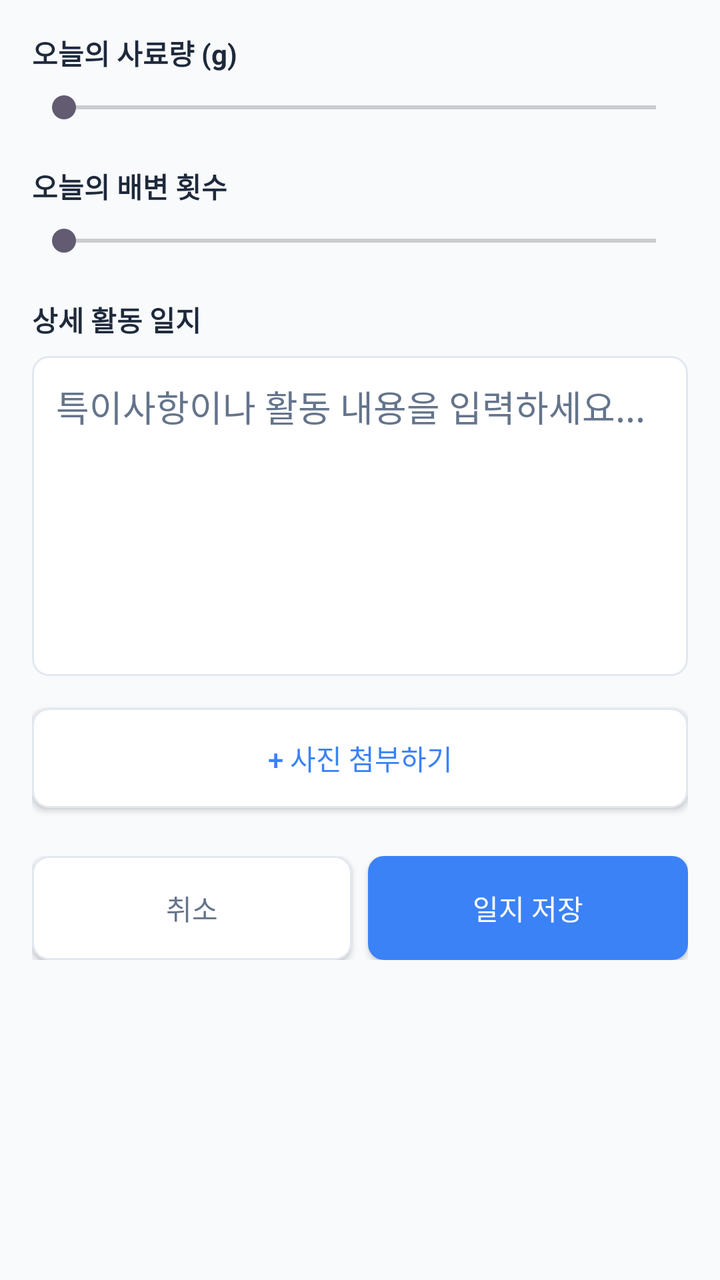
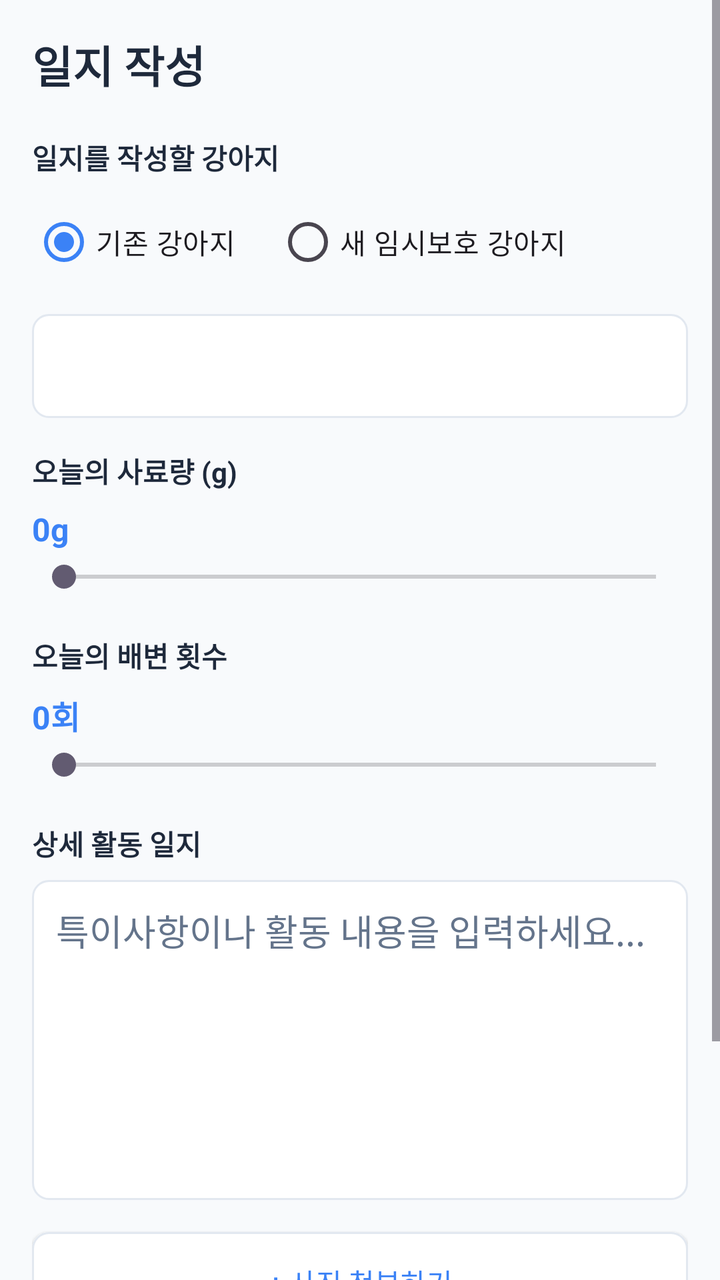

Screens rendered from an Android XML layout before and after an edit, with the pre-edit source and the edit as a unified diff.
<!-- AndroidManifest.xml: application theme Theme.Test02_3 -->
<!-- res/layout/activity_write.xml -->
<?xml version="1.0" encoding="utf-8"?>
<ScrollView xmlns:android="http://schemas.android.com/apk/res/android"
    android:layout_width="match_parent"
    android:layout_height="match_parent"
    android:fillViewport="true">

    <LinearLayout
        android:layout_width="match_parent"
        android:layout_height="wrap_content"
        android:orientation="vertical"
        android:padding="16dp">

        <TextView
            android:layout_width="wrap_content"
            android:layout_height="wrap_content"
            android:text="오늘의 사료량 (g)"
            android:textStyle="bold"
            android:textColor="@color/text_primary"
            android:layout_marginBottom="8dp" />

        <SeekBar
            android:id="@+id/seekFood"
            android:layout_width="match_parent"
            android:layout_height="wrap_content"
            android:max="500"
            android:layout_marginBottom="20dp" />

        <TextView
            android:layout_width="wrap_content"
            android:layout_height="wrap_content"
            android:text="오늘의 배변 횟수"
            android:textStyle="bold"
            android:textColor="@color/text_primary"
            android:layout_marginBottom="8dp" />

        <SeekBar
            android:id="@+id/seekPoop"
            android:layout_width="match_parent"
            android:layout_height="wrap_content"
            android:max="10"
            android:layout_marginBottom="20dp" />

        <TextView
            android:layout_width="wrap_content"
            android:layout_height="wrap_content"
            android:text="상세 활동 일지"
            android:textStyle="bold"
            android:textColor="@color/text_primary"
            android:layout_marginBottom="8dp" />

        <EditText
            android:id="@+id/editDiaryContent"
            android:layout_width="match_parent"
            android:layout_height="160dp"
            android:hint="특이사항이나 활동 내용을 입력하세요..."
            android:gravity="top|start"
            android:padding="12dp"
            android:textColor="@color/text_primary"
            android:textColorHint="@color/text_secondary"
            android:background="@drawable/bg_edit_text_rounded"
            android:layout_marginBottom="16dp" />

        <android.widget.Button
            android:id="@+id/btnAddPhoto"
            android:layout_width="match_parent"
            android:layout_height="50dp"
            android:text="+ 사진 첨부하기"
            android:textColor="@color/main_blue"
            android:background="@drawable/bg_edit_text_rounded"
            android:layout_marginBottom="24dp" />

        <LinearLayout
            android:layout_width="match_parent"
            android:layout_height="wrap_content"
            android:orientation="horizontal">

            <android.widget.Button
                android:id="@+id/btnCancel"
                android:layout_width="0dp"
                android:layout_height="52dp"
                android:layout_weight="1"
                android:text="취소"
                android:textColor="@color/text_secondary"
                android:background="@drawable/bg_edit_text_rounded"
                android:layout_marginEnd="8dp" />

            <android.widget.Button
                android:id="@+id/btnSave"
                android:layout_width="0dp"
                android:layout_height="52dp"
                android:layout_weight="1"
                android:text="일지 저장"
                android:textColor="@color/white"
                android:background="@drawable/bg_button_rounded" />
        </LinearLayout>
    </LinearLayout>
</ScrollView>
<!-- resources referenced by this layout -->
<resources>
  <color name="main_blue">#3B82F6</color>
  <color name="text_primary">#1E293B</color>
  <color name="text_secondary">#64748B</color>
  <color name="white">#FFFFFF</color>
  <!-- drawable bg_button_rounded (drawable) -->
  <?xml version="1.0" encoding="utf-8"?>
  <shape xmlns:android="http://schemas.android.com/apk/res/android"
      android:shape="rectangle">
      <solid android:color="@color/main_blue" />
      <corners android:radius="8dp" />
  </shape>
  <!-- drawable bg_edit_text_rounded (drawable) -->
  <?xml version="1.0" encoding="utf-8"?>
  <shape xmlns:android="http://schemas.android.com/apk/res/android"
      android:shape="rectangle">
      <solid android:color="@color/white" />
      <stroke android:width="1dp" android:color="@color/border_gray" />
      <corners android:radius="8dp" />
  </shape>
  <style name="Theme.Test02_3" parent="Base.Theme.Test02_3" />
  <color name="border_gray">#E2E8F0</color>
  <style name="Base.Theme.Test02_3" parent="Theme.Material3.DayNight.NoActionBar">
          <item name="colorPrimary">@color/main_blue</item>
          <item name="colorPrimaryVariant">@color/main_blue_dark</item>
          <item name="colorOnPrimary">@color/white</item>
          <item name="android:windowBackground">@color/background_gray</item>
      </style>
  <color name="main_blue_dark">#1D4ED8</color>
  <color name="background_gray">#F8FAFC</color>
</resources>

<!-- the commit's change to res/layout/activity_write.xml (unified diff, before → after) -->
@@ -11,6 +11,98 @@
         android:padding="16dp">
 
         <TextView
+            android:id="@+id/tvWriteTitle"
+            android:layout_width="wrap_content"
+            android:layout_height="wrap_content"
+            android:layout_marginBottom="20dp"
+            android:text="일지 작성"
+            android:textColor="@color/text_primary"
+            android:textSize="22sp"
+            android:textStyle="bold" />
+
+        <TextView
+            android:layout_width="wrap_content"
+            android:layout_height="wrap_content"
+            android:layout_marginBottom="8dp"
+            android:text="일지를 작성할 강아지"
+            android:textColor="@color/text_primary"
+            android:textStyle="bold" />
+
+        <RadioGroup
+            android:id="@+id/rgDogMode"
+            android:layout_width="match_parent"
+            android:layout_height="wrap_content"
+            android:layout_marginBottom="12dp"
+            android:orientation="horizontal">
+
+            <RadioButton
+                android:id="@+id/rbExistingDog"
+                android:layout_width="wrap_content"
+                android:layout_height="wrap_content"
+                android:layout_marginEnd="20dp"
+                android:checked="true"
+                android:text="기존 강아지" />
+
+            <RadioButton
+                android:id="@+id/rbNewDog"
+                android:layout_width="wrap_content"
+                android:layout_height="wrap_content"
+                android:text="새 임시보호 강아지" />
+        </RadioGroup>
+
+        <Spinner
+            android:id="@+id/spinnerDogs"
+            android:layout_width="match_parent"
+            android:layout_height="52dp"
+            android:layout_marginBottom="16dp"
+            android:background="@drawable/bg_edit_text_rounded"
+            android:padding="12dp" />
+
+        <LinearLayout
+            android:id="@+id/layoutNewDog"
+            android:layout_width="match_parent"
+            android:layout_height="wrap_content"
+            android:layout_marginBottom="16dp"
+            android:orientation="vertical"
+            android:visibility="gone">
+
+            <EditText
+                android:id="@+id/editNewDogName"
+                android:layout_width="match_parent"
+                android:layout_height="52dp"
+                android:layout_marginBottom="8dp"
+                android:background="@drawable/bg_edit_text_rounded"
+                android:hint="새 강아지 이름"
+                android:inputType="text"
+                android:padding="12dp"
+                android:textColor="@color/text_primary"
+                android:textColorHint="@color/text_secondary" />
+
+            <EditText
+                android:id="@+id/editNewDogBreed"
+                android:layout_width="match_parent"
+                android:layout_height="52dp"
+                android:layout_marginBottom="8dp"
+                android:background="@drawable/bg_edit_text_rounded"
+                android:hint="견종"
+                android:inputType="text"
+                android:padding="12dp"
+                android:textColor="@color/text_primary"
+                android:textColorHint="@color/text_secondary" />
+
+            <EditText
+                android:id="@+id/editNewDogAge"
+                android:layout_width="match_parent"
+                android:layout_height="52dp"
+                android:background="@drawable/bg_edit_text_rounded"
+                android:hint="나이"
+                android:inputType="number"
+                android:padding="12dp"
+                android:textColor="@color/text_primary"
+                android:textColorHint="@color/text_secondary" />
+        </LinearLayout>
+
+        <TextView
             android:layout_width="wrap_content"
             android:layout_height="wrap_content"
             android:text="오늘의 사료량 (g)"
@@ -18,6 +110,16 @@
             android:textColor="@color/text_primary"
             android:layout_marginBottom="8dp" />
 
+        <TextView
+            android:id="@+id/tvFoodValue"
+            android:layout_width="wrap_content"
+            android:layout_height="wrap_content"
+            android:layout_marginBottom="4dp"
+            android:text="0g"
+            android:textColor="@color/main_blue"
+            android:textSize="16sp"
+            android:textStyle="bold" />
+
         <SeekBar
             android:id="@+id/seekFood"
             android:layout_width="match_parent"
@@ -32,6 +134,16 @@
             android:textStyle="bold"
             android:textColor="@color/text_primary"
             android:layout_marginBottom="8dp" />
+
+        <TextView
+            android:id="@+id/tvPoopValue"
+            android:layout_width="wrap_content"
+            android:layout_height="wrap_content"
+            android:layout_marginBottom="4dp"
+            android:text="0회"
+            android:textColor="@color/main_blue"
+            android:textSize="16sp"
+            android:textStyle="bold" />
 
         <SeekBar
             android:id="@+id/seekPoop"
@@ -54,6 +166,8 @@
             android:layout_height="160dp"
             android:hint="특이사항이나 활동 내용을 입력하세요..."
             android:gravity="top|start"
+            android:inputType="textMultiLine"
+            android:imeOptions="flagNoExtractUi"
             android:padding="12dp"
             android:textColor="@color/text_primary"
             android:textColorHint="@color/text_secondary"
@@ -68,6 +182,24 @@
             android:textColor="@color/main_blue"
             android:background="@drawable/bg_edit_text_rounded"
             android:layout_marginBottom="24dp" />
+
+        <TextView
+            android:id="@+id/tvSelectedPhotoName"
+            android:layout_width="match_parent"
+            android:layout_height="wrap_content"
+            android:layout_marginBottom="8dp"
+            android:text="첨부된 사진 없음"
+            android:textColor="@color/text_secondary"
+            android:textSize="14sp" />
+
+        <ImageView
+            android:id="@+id/imgSelectedPhoto"
+            android:layout_width="match_parent"
+            android:layout_height="220dp"
+            android:layout_marginBottom="24dp"
+            android:background="@color/border_gray"
+            android:scaleType="centerCrop"
+            android:visibility="gone" />
 
         <LinearLayout
             android:layout_width="match_parent"
